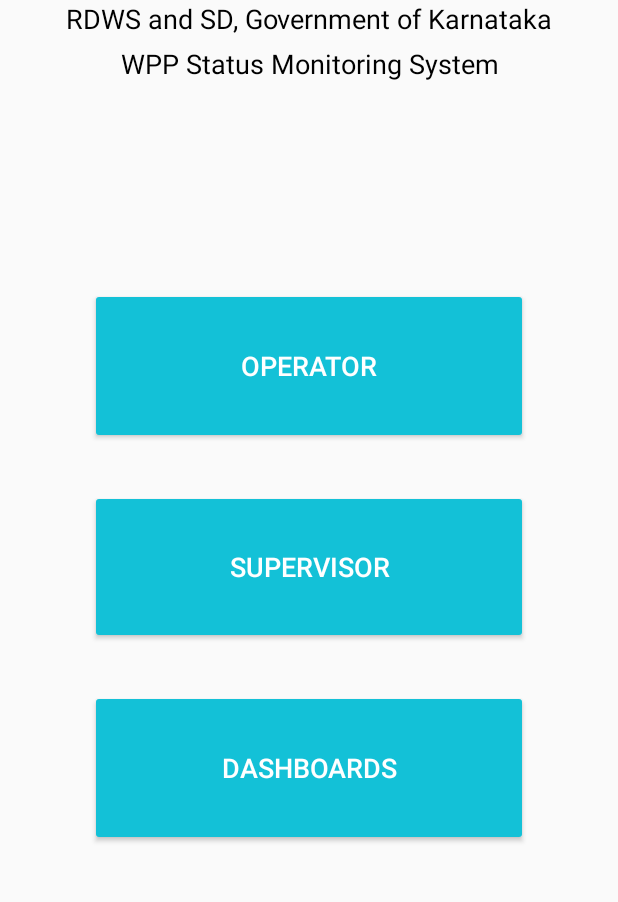
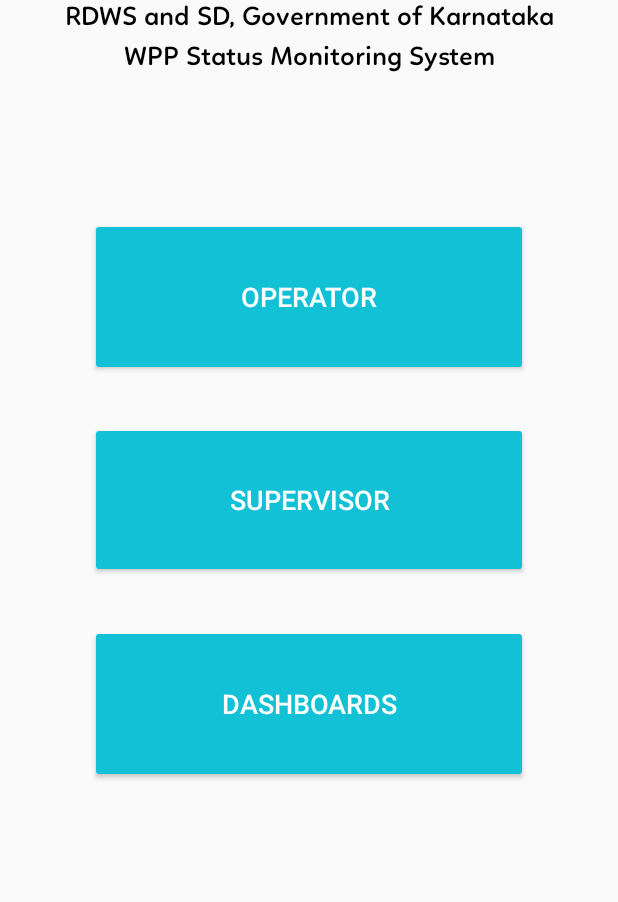
Before and after one commit to CharanNK/ShuddhaNeeru, an Android app: the screen it shows after launch (MainActivity), on a phone screen of 412 x 824 dp, the part 315-1217 px from its top. Run offline under Robolectric (Android 15) with nearby library versions, the phone set to English and light mode, and no system bars; Roboto replaces fonts that are not available here.

Commit message:
User session changes

```diff
--- a/app/src/main/java/com/sanradiance/mobilewpp/LoginActivity.java
+++ b/app/src/main/java/com/sanradiance/mobilewpp/LoginActivity.java
@@ -123,6 +123,7 @@ public class LoginActivity extends AppCompatActivity implements View.OnClickList
                             intent.putExtra("userdetails", response.toString());
                             intent.putExtra("mobilenumber",mobileNumber);
                             startActivity(intent);
+                            finish();
                         }else{
                             errorMessage.setVisibility(View.VISIBLE);
                             errorMessage.setText("Not an operator!");
--- a/app/src/main/java/com/sanradiance/mobilewpp/MainActivity.java
+++ b/app/src/main/java/com/sanradiance/mobilewpp/MainActivity.java
@@ -34,7 +34,7 @@ public class MainActivity extends AppCompatActivity implements View.OnClickListe
         dashboardsButton = findViewById(R.id.dashboards_button);
 
         //custom font typeface
-        Typeface typeface = Typeface.createFromAsset(getAssets(), "fonts/zcoolfont.ttf");
+        Typeface typeface = Typeface.createFromAsset(getAssets(), "fonts/linottesemibold.otf");
         monitoringSysTextView.setTypeface(typeface);
         govtDeptTextView.setTypeface(typeface);
 
--- a/app/src/main/java/com/sanradiance/mobilewpp/PlantsAdapter.java
+++ b/app/src/main/java/com/sanradiance/mobilewpp/PlantsAdapter.java
@@ -68,12 +68,12 @@ public class PlantsAdapter extends RecyclerView.Adapter<PlantsAdapter.ViewHolder
         final PlantDataModel currentPlant = plantsList.get(position);
 
         Typeface roundsTypeFace = Typeface.createFromAsset(mContext.getAssets(),"fonts/ttrounds.ttf");
-        Typeface robotoMedium = Typeface.createFromAsset(mContext.getAssets(),"fonts/linottesemibold.otf");
+        Typeface linottesemibold = Typeface.createFromAsset(mContext.getAssets(),"fonts/linottesemibold.otf");
 
         viewHolder.panelIdTextView.setTypeface(roundsTypeFace);
         viewHolder.panelIdTextView.setText("Panel ID : " + currentPlant.getPanelId());
 
-        viewHolder.plantAddressTextView.setTypeface(robotoMedium);
+        viewHolder.plantAddressTextView.setTypeface(linottesemibold);
         String completeAddress = currentPlant.getVillage() + ", " + currentPlant.getHabitation() + ", \n" + currentPlant.getPanchayat()
                 + ", " + currentPlant.getTaluk() + ", \n" + currentPlant.getDistrict();
         viewHolder.plantAddressTextView.setText(completeAddress);
--- a/app/src/main/java/com/sanradiance/mobilewpp/VerifyOTPActivity.java
+++ b/app/src/main/java/com/sanradiance/mobilewpp/VerifyOTPActivity.java
@@ -162,6 +162,7 @@ public class VerifyOTPActivity extends AppCompatActivity {
                     Intent intent = new Intent(VerifyOTPActivity.this, OperatorDashboardActivity.class);
                     intent.putExtra("userdetails", userDetailsString);
                     startActivity(intent);
+                    finish();
                 } else if (fullOTP.length() < 1) {
                     Toast.makeText(getApplicationContext(), "Please enter verification code", Toast.LENGTH_SHORT).show();
                 } else {
--- a/app/src/main/res/layout/activity_main.xml
+++ b/app/src/main/res/layout/activity_main.xml
@@ -17,7 +17,7 @@
         <LinearLayout
             android:layout_width="match_parent"
             android:layout_height="wrap_content"
-            android:layout_weight="1"
+            android:layout_weight="0.7"
             android:orientation="vertical">
 
             <ImageView
```
